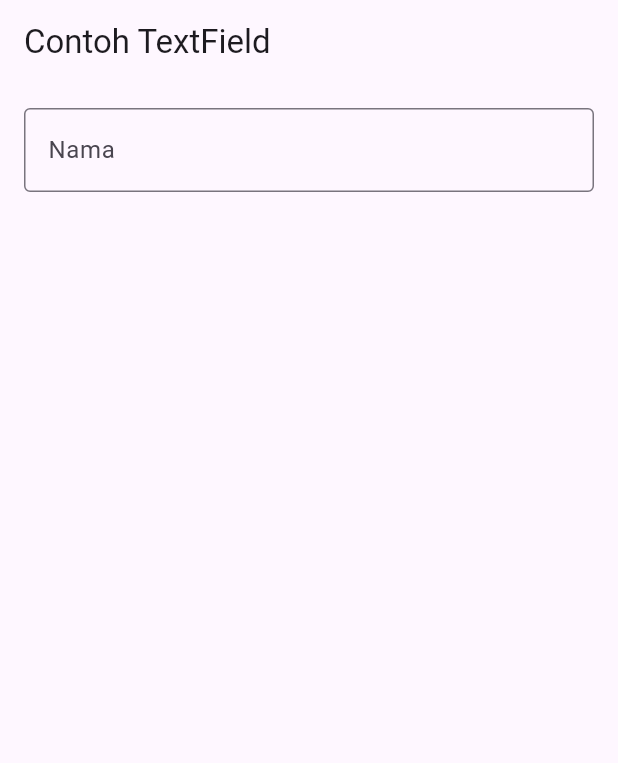
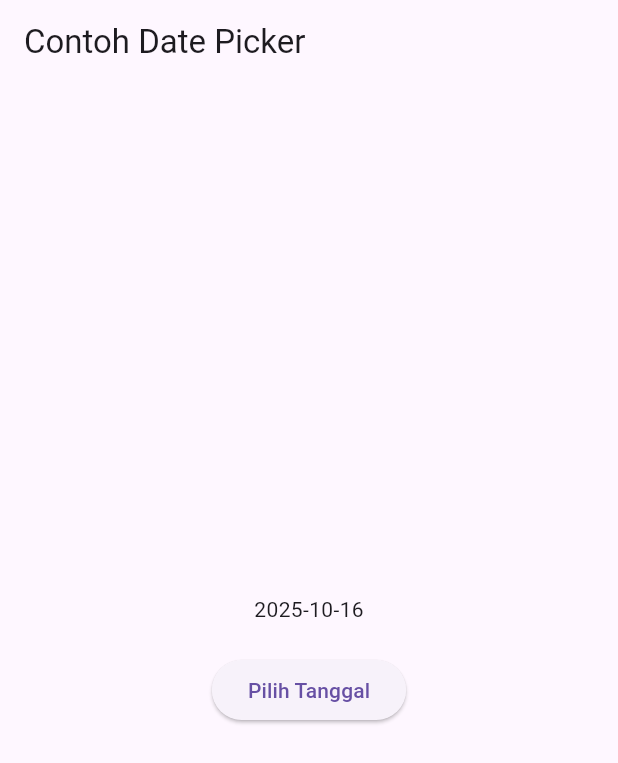
Before and after one commit to SATRIODIANNUGROHO/flutter-fundamental-part1, a Flutter app: the screen it shows after launch, on a phone screen of 412 x 824 dp. Shown: the top 763 px of the screen. Run offline on Flutter 3.47's test engine with Material 3 defaults, Android fonts, the phone set to English and light mode, and no system bars.

Commit message:
menambahkan date and time pickers

```diff
--- a/lib/main.dart
+++ b/lib/main.dart
@@ -1,32 +1,71 @@
+import 'dart:async';
 import 'package:flutter/material.dart';
 
-void main() {
-  runApp(const MyApp());
-}
+void main() => runApp(const MyApp());
 
 class MyApp extends StatelessWidget {
   const MyApp({Key? key}) : super(key: key);
 
   @override
   Widget build(BuildContext context) {
-    return MaterialApp(
-      home: Scaffold(
-        appBar: AppBar(title: const Text("Contoh TextField")),
-        body: const Padding(
-          // Menambahkan Padding agar TextField tidak terlalu mepet ke tepi layar
-          padding: EdgeInsets.all(16.0),
-          child: TextField(
-            // obscureText: false berarti teks yang diketik akan terlihat.
-            // Gunakan 'true' untuk input password.
-            obscureText: false,
-            // decoration digunakan untuk menata tampilan TextField.
-            decoration: InputDecoration(
-              // border: OutlineInputBorder() memberikan bingkai di sekeliling TextField.
-              border: OutlineInputBorder(),
-              // labelText adalah teks placeholder yang akan naik ke atas saat TextField diisi.
-              labelText: 'Nama',
+    return const MaterialApp(
+      title: 'Contoh Date Picker',
+      home: MyHomePage(title: 'Contoh Date Picker'),
+    );
+  }
+}
+
+class MyHomePage extends StatefulWidget {
+  const MyHomePage({Key? key, required this.title}) : super(key: key);
+
+  final String title;
+
+  @override
+  _MyHomePageState createState() => _MyHomePageState();
+}
+
+class _MyHomePageState extends State<MyHomePage> {
+  // Variable/State untuk mengambil tanggal
+  DateTime selectedDate = DateTime.now();
+
+  //  Initial SelectDate FLutter
+  Future<void> _selectDate(BuildContext context) async {
+    // Initial DateTime FIinal Picked
+    final DateTime? picked = await showDatePicker(
+        context: context,
+        initialDate: selectedDate,
+        firstDate: DateTime(2015, 8),
+        lastDate: DateTime(2101));
+    if (picked != null && picked != selectedDate) {
+      setState(() {
+        selectedDate = picked;
+      });
+    }
+  }
+
+  @override
+  Widget build(BuildContext context) {
+    return Scaffold(
+      appBar: AppBar(
+        title: Text(widget.title),
+      ),
+      body: Center(
+        child: Column(
+          mainAxisSize: MainAxisSize.min,
+          children: <Widget>[
+            Text("${selectedDate.toLocal()}".split(' ')[0]),
+            const SizedBox(
+              height: 20.0,
             ),
-          ),
+            ElevatedButton(
+              onPressed: () => {
+                _selectDate(context),
+                // ignore: avoid_print
+                print(selectedDate.day + selectedDate.month + selectedDate.year)
+              },
+              child: const Text('Pilih Tanggal'),
+            ),
+          ],
         ),
       ),
     );
```
Also changed, not shown: images/07.jpg (added), 1 other file.
